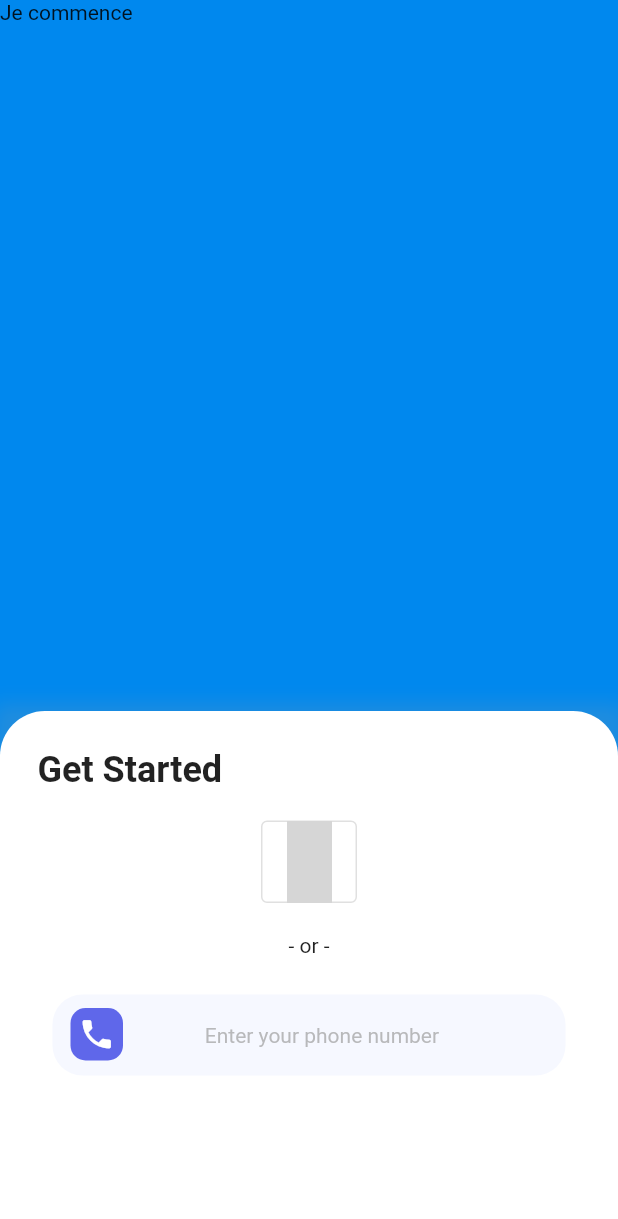
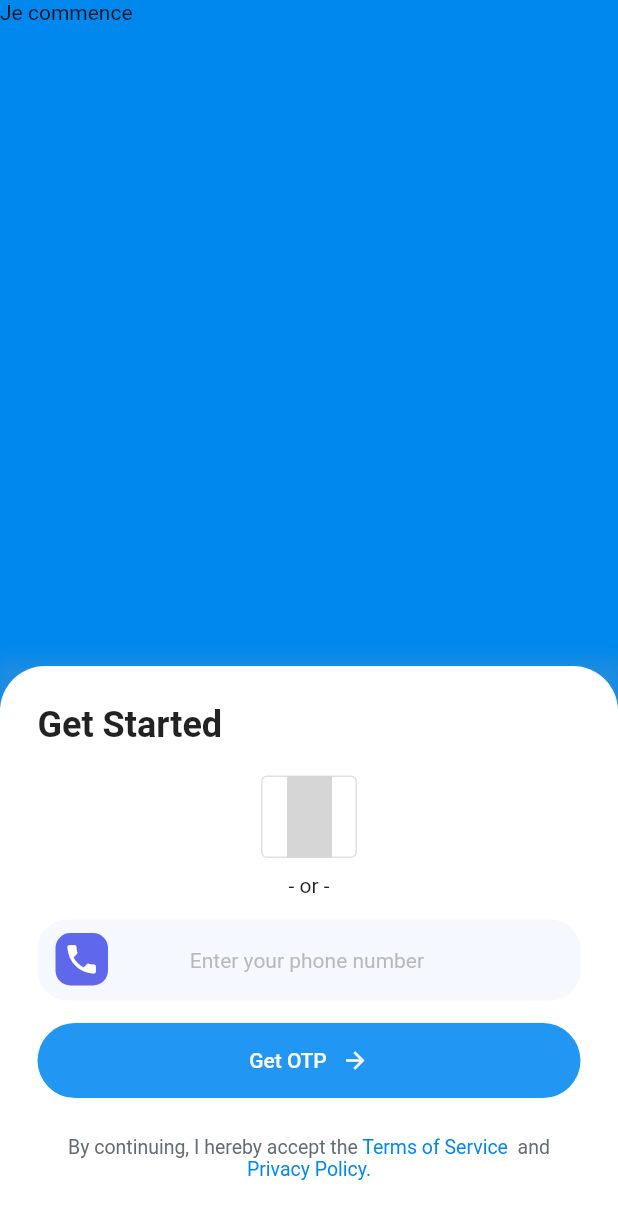
Before and after one commit to GhosTHaise/flutter_agenda, a Flutter app: the screen it shows after launch, on a phone screen of 412 x 824 dp. Shown: the top 1219 px of the screen. Run offline on Flutter 3.47's test engine with Material 2 defaults, Android fonts, the phone set to English and light mode, and no system bars; grey boxes are pictures that could not be loaded.

Commit message:
Add button to get OTP

```diff
--- a/lib/pages/Login/login.dart
+++ b/lib/pages/Login/login.dart
@@ -19,7 +19,7 @@ class LoginPageState extends State<LoginPage> {
         padding: EdgeInsets.only(
           top: MediaQuery.of(context).padding.top,
         ),
-        height: 350,
+        height: 380,
         decoration: BoxDecoration(boxShadow: [
           BoxShadow(
               color: Colors.grey.withOpacity(0.2),
@@ -31,8 +31,7 @@ class LoginPageState extends State<LoginPage> {
             topLeft: Radius.circular(30),
             topRight: Radius.circular(30),
           ),
-            child: Expanded(
-              child: Container(
+          child: Container(
             padding: const EdgeInsets.all(25),
             color: Colors.white,
             child: Column(
@@ -61,15 +60,34 @@ class LoginPageState extends State<LoginPage> {
                       ],
                     ),
                     const SizedBox(
-                      height: 20,
+                      height: 10,
                     ),
-                    Text("- or -"),
-                    GetOtpForm()
+                    const Text("- or -"),
+                    const GetOtpForm(),
+                    const SizedBox(height: 25),
+                    const Text.rich(
+                      TextSpan(
+                        text: 'By continuing, I hereby accept the',
+                        // default text
+                        style:
+                            TextStyle(fontSize: 13, color: Color(0xFF616C74)),
+                        children: <TextSpan>[
+                          TextSpan(
+                              text: ' Terms of Service  ',
+                              style: TextStyle(color: Color(0xFF0088EE))),
+                          TextSpan(text: 'and ', style: TextStyle()),
+                          TextSpan(
+                              text: 'Privacy Policy.',
+                              style: TextStyle(color: Color(0xFF0088EE)))
+                        ],
+                      ),
+                      textAlign: TextAlign.center,
+                    )
                   ],
                 )
               ],
             ),
-          )),
+          ),
         ),
       ),
     );
--- a/lib/pages/home/widgets/GetOtpForm.dart
+++ b/lib/pages/home/widgets/GetOtpForm.dart
@@ -6,10 +6,12 @@ class GetOtpForm extends StatelessWidget {
 
   @override
   Widget build(BuildContext context) {
-    return Container(
+    return Column(
+      children: [
+        Container(
           padding: const EdgeInsets.symmetric(
-        horizontal: 10,
-        vertical: 25,
+            horizontal: 0,
+            vertical: 15,
           ),
           child: Stack(
             children: [
@@ -58,6 +60,23 @@ class GetOtpForm extends StatelessWidget {
               )
             ],
           ),
+        ),
+        FilledButton(
+          onPressed: () => {},
+          style: FilledButton.styleFrom(minimumSize: const Size.fromHeight(50)),
+          child: Row(
+            mainAxisAlignment: MainAxisAlignment.center,
+            children: const [
+              Text(
+                "Get OTP",
+                style: TextStyle(fontSize: 14, fontWeight: FontWeight.w500),
+              ),
+              SizedBox(width: 10),
+              Icon(Icons.arrow_forward_outlined, color: Colors.white)
+            ],
+          ),
+        )
+      ],
     );
   }
 }
```
Lines whose indentation alone changed are shown as unchanged.
